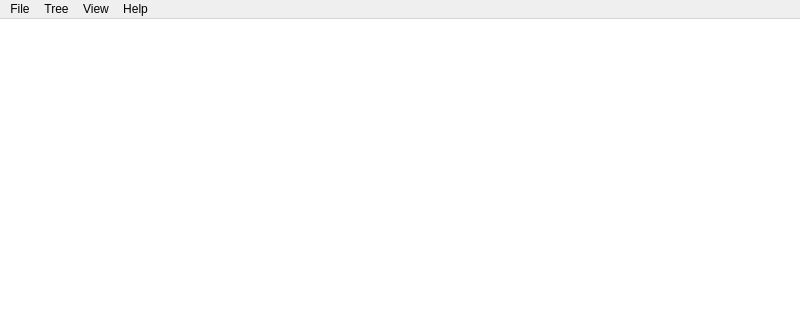
Old version of the form src/mainwindow.ui in the repository treeedit/treeedit; both pictures show x 0 to 800 and y 0 to 320 of the 800 by 600 pixel window.
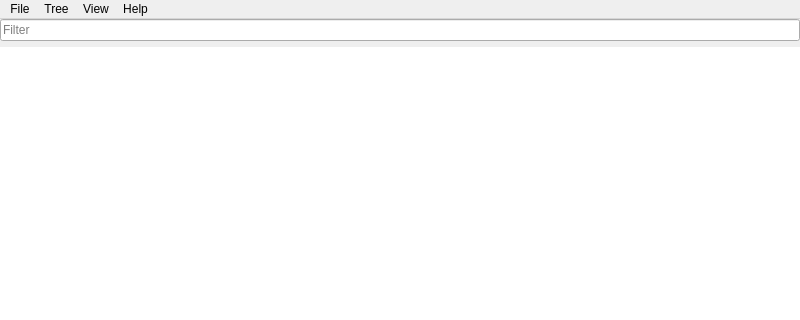
New version of the form.

Commit message: Add filter support

What changed in the file:
```diff
--- a/src/mainwindow.ui
+++ b/src/mainwindow.ui
@@ -27,6 +27,16 @@
     <property name="bottomMargin">
      <number>0</number>
     </property>
+    <item>
+     <layout class="QHBoxLayout" name="horizontalLayout"/>
+    </item>
+    <item>
+     <widget class="QLineEdit" name="lineEdit">
+      <property name="placeholderText">
+       <string>Filter</string>
+      </property>
+     </widget>
+    </item>
     <item>
      <widget class="QTreeView" name="treeView">
       <property name="styleSheet">
```
The commit also changes 4 other files.
